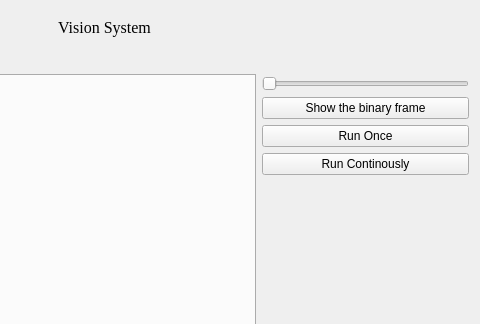
The window that ui_files/vision_system.ui (ngxuanhieu123/delta-robot-communication) describes before a commit, drawn with Qt 5; both pictures show x 271 to 751 and y 0 to 324 of the 751 by 493 pixel window.
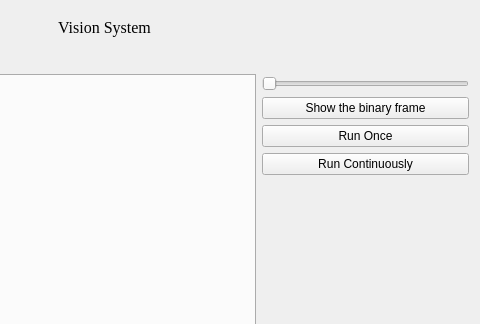
The same window after the commit. Custom widgets are drawn as their Qt base class.

Patch:
```diff
--- a/ui_files/vision_system.ui
+++ b/ui_files/vision_system.ui
@@ -147,7 +147,7 @@
          <item>
           <widget class="QPushButton" name="pushButton_2">
            <property name="text">
-            <string>Run Continously</string>
+            <string>Run Continuously</string>
            </property>
           </widget>
          </item>
```
Left out of the diff: 2 changed lines with no effect on the pictures.
